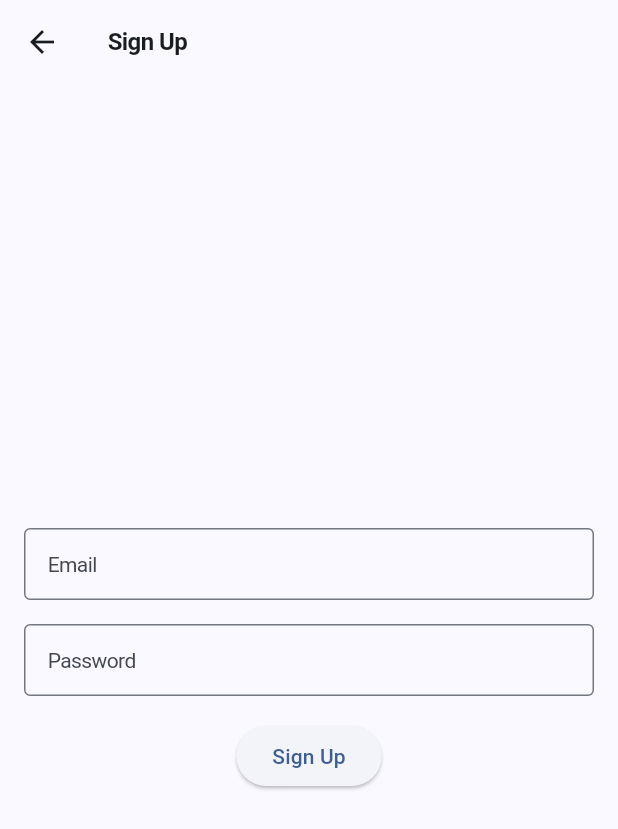
After one commit to MartinBal97/money_flow, a Flutter app: the SignUpScreen screen opened by its route, on a phone screen of 412 x 824 dp. The commit adds this screen. Shown: the top 829 px of the screen. Run offline on Flutter 3.47's test engine with Material 3 defaults, Android fonts, the phone set to English and light mode, and no system bars; our stand-ins replace animated_bottom_navigation_bar, animated_toggle_switch, bloc, firebase_auth, firebase_core, flutter_svg and 1 more; accounts and stored records are empty; Roboto replaces fonts that are missing (SF Pro Text).

Commit message:
creating signin and signup screen

```diff
--- a/lib/core/router/router.dart
+++ b/lib/core/router/router.dart
@@ -2,6 +2,8 @@ import 'package:flutter/material.dart';
 import 'package:go_router/go_router.dart';
 import 'package:my_pocket/core/router/routes.dart';
 import 'package:my_pocket/presentation/pages/auth/authentication_screen.dart';
+import 'package:my_pocket/presentation/pages/auth/signin_screen.dart';
+import 'package:my_pocket/presentation/pages/auth/signup_screen.dart';
 import 'package:my_pocket/presentation/pages/goals/goals_screen.dart';
 import 'package:my_pocket/presentation/pages/home/home_screen.dart';
 import 'package:my_pocket/presentation/pages/main_app_layout.dart';
@@ -23,6 +25,16 @@ final appRouter = GoRouter(
     GoRoute(
       path: AppRoutes.authentication,
       builder: (context, state) => const AuthenticationScreen(),
+      routes: [
+        GoRoute(
+          path: AppRoutes.signin,
+          builder: (context, state) => const SignInScreen(),
+        ),
+        GoRoute(
+          path: AppRoutes.signup,
+          builder: (context, state) => const SignUpScreen(),
+        ),
+      ],
     ),
     ShellRoute(
       pageBuilder: (context, state, child) {
--- a/lib/core/router/routes.dart
+++ b/lib/core/router/routes.dart
@@ -5,4 +5,6 @@ class AppRoutes {
   static const summary = '/summary';
   static const wallet = '/wallet';
   static const authentication = '/authentication';
+  static const signin = '/signin';
+  static const signup = '/signiup';
 }
--- a/lib/presentation/pages/auth/authentication_screen.dart
+++ b/lib/presentation/pages/auth/authentication_screen.dart
@@ -99,7 +99,7 @@ class _AuthenticationScreenState extends State<AuthenticationScreen> {
             backGroundcolor: blue500,
             textColor: white,
             onTap: () {
-              context.go(AppRoutes.home);
+              context.go('${AppRoutes.authentication}${AppRoutes.signin}');
             },
             text: 'Iniciar sesión',
           ),
@@ -109,7 +109,7 @@ class _AuthenticationScreenState extends State<AuthenticationScreen> {
             backGroundcolor: aliceBlue,
             textColor: blue500,
             onTap: () {
-              context.go(AppRoutes.home);
+              context.go('${AppRoutes.authentication}${AppRoutes.signup}');
             },
           ),
           gapH48
--- /dev/null
+++ b/lib/presentation/pages/auth/signup_screen.dart
@@ -0,0 +1,48 @@
+import 'package:flutter/material.dart';
+
+class SignUpScreen extends StatefulWidget {
+  const SignUpScreen({super.key});
+
+  @override
+  State<SignUpScreen> createState() => _SignUpScreenState();
+}
+
+class _SignUpScreenState extends State<SignUpScreen> {
+  @override
+  Widget build(BuildContext context) {
+    return Scaffold(
+      appBar: AppBar(
+        title: Text('Sign Up'),
+      ),
+      body: Padding(
+        padding: const EdgeInsets.all(16.0),
+        child: Column(
+          mainAxisAlignment: MainAxisAlignment.center,
+          children: <Widget>[
+            TextField(
+              decoration: InputDecoration(
+                labelText: 'Email',
+                border: OutlineInputBorder(),
+              ),
+            ),
+            SizedBox(height: 16.0),
+            TextField(
+              decoration: InputDecoration(
+                labelText: 'Password',
+                border: OutlineInputBorder(),
+              ),
+              obscureText: true,
+            ),
+            SizedBox(height: 16.0),
+            ElevatedButton(
+              onPressed: () {
+                // Handle sign in
+              },
+              child: Text('Sign Up'),
+            ),
+          ],
+        ),
+      ),
+    );
+  }
+}
```
Also changed, not shown: lib/presentation/pages/auth/signin_screen.dart (added, +48 -0 lines).
